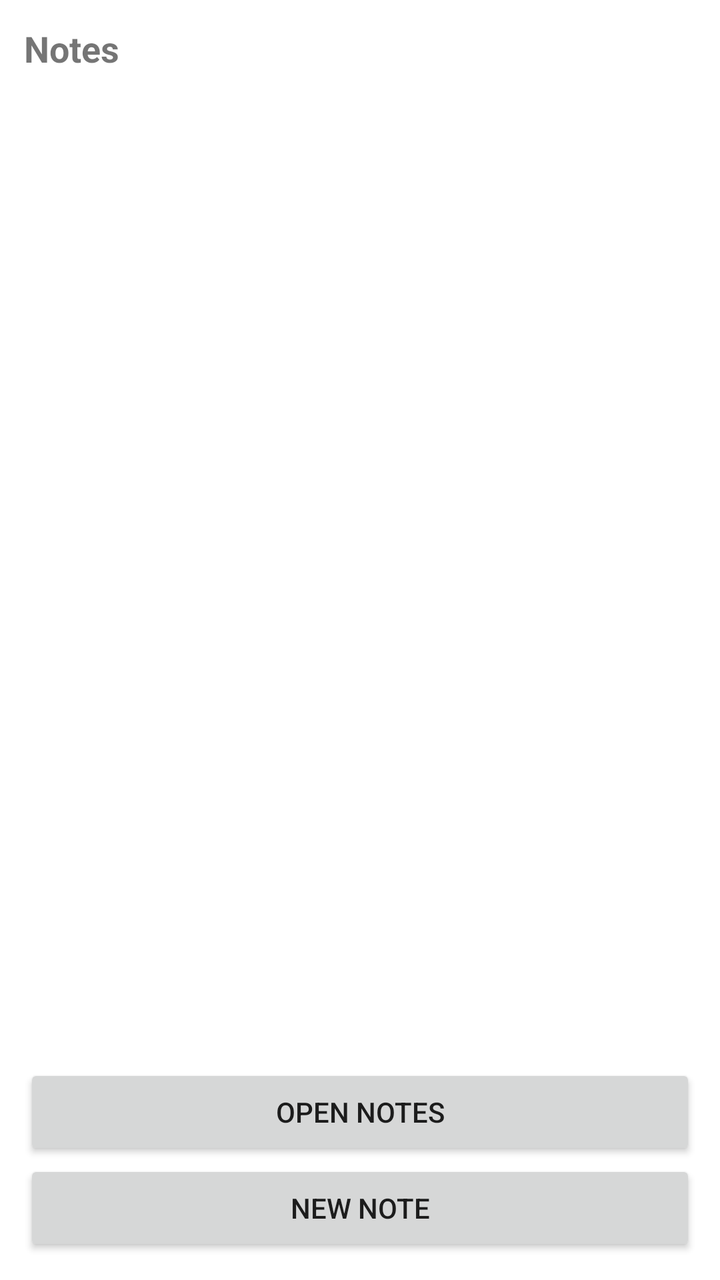
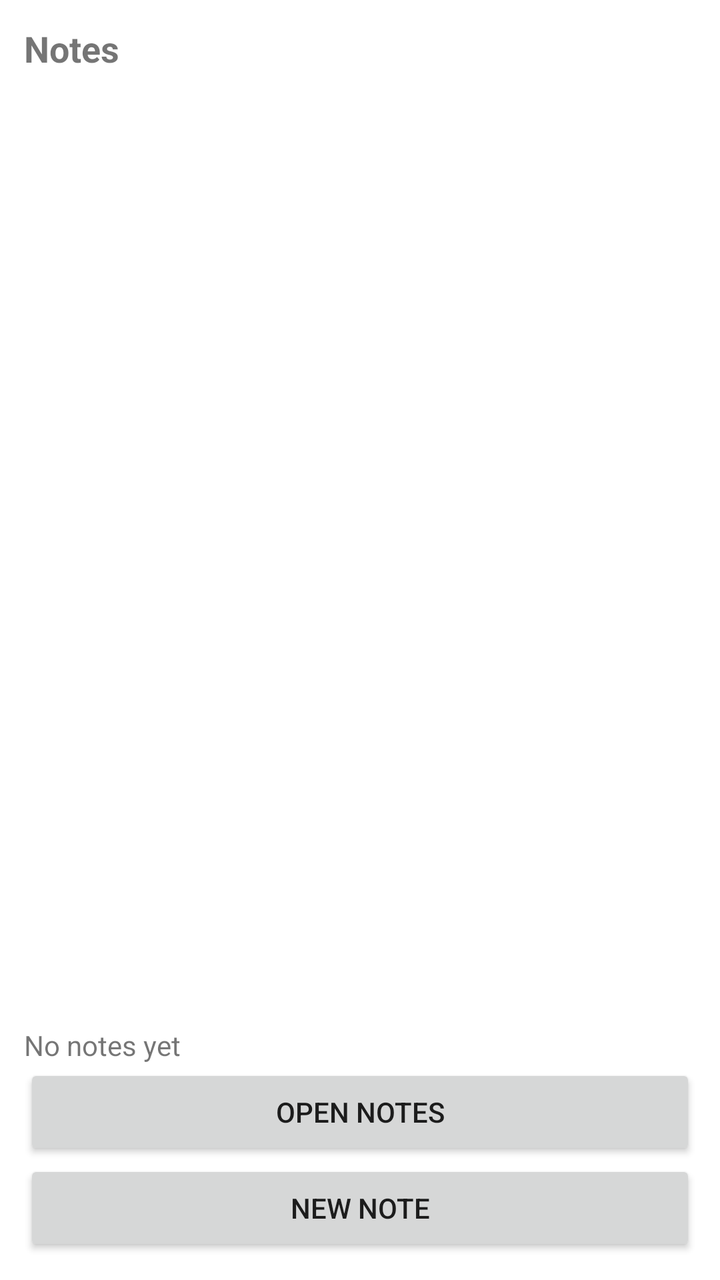

Before-and-after screenshots of an Android layout around one commit, followed by the original layout XML and the change that was made.
<!-- AndroidManifest.xml: application theme Theme.Notes -->
<!-- res/layout/widget_notes_list.xml -->
<?xml version="1.0" encoding="utf-8"?>
<LinearLayout xmlns:android="http://schemas.android.com/apk/res/android"
    android:layout_width="match_parent"
    android:layout_height="wrap_content"
    android:orientation="vertical"
    android:padding="12dp"
    android:background="#FFFFFF">
    <TextView
        android:layout_width="wrap_content"
        android:layout_height="wrap_content"
        android:text="@string/widget_title"
        android:textSize="18sp"
        android:textStyle="bold" />
    <ListView
        android:id="@+id/widget_notes_list_view"
        android:layout_width="match_parent"
        android:layout_height="0dp"
        android:layout_weight="1" />
    <Button
        android:id="@+id/widget_open_button"
        android:layout_width="match_parent"
        android:layout_height="wrap_content"
        android:text="@string/widget_open_notes" />
    <Button
        android:id="@+id/widget_new_button"
        android:layout_width="match_parent"
        android:layout_height="wrap_content"
        android:text="@string/widget_new_note" />
</LinearLayout>
<!-- resources referenced by this layout -->
<resources>
  <string name="widget_new_note">New note</string>
  <string name="widget_open_notes">Open Notes</string>
  <string name="widget_title">Notes</string>
  <style name="Theme.Notes" parent="Theme.AppCompat.Light.NoActionBar">
          <item name="colorPrimary">@color/notes_blue</item>
          <item name="android:windowLightStatusBar">true</item>
      </style>
  <color name="notes_blue">#2F6FED</color>
</resources>

<!-- the commit's change to res/layout/widget_notes_list.xml (unified diff, before → after) -->
@@ -16,6 +16,12 @@
         android:layout_width="match_parent"
         android:layout_height="0dp"
         android:layout_weight="1" />
+    <TextView
+        android:id="@+id/widget_notes_empty_view"
+        android:layout_width="match_parent"
+        android:layout_height="wrap_content"
+        android:text="@string/widget_no_notes"
+        android:textSize="14sp" />
     <Button
         android:id="@+id/widget_open_button"
         android:layout_width="match_parent"
<!-- resource entries referenced after the edit -->
@@ -1,6 +1,7 @@
 <!-- resources referenced by this layout -->
 <resources>
   <string name="widget_new_note">New note</string>
+  <string name="widget_no_notes">No notes yet</string>
   <string name="widget_open_notes">Open Notes</string>
   <string name="widget_title">Notes</string>
   <style name="Theme.Notes" parent="Theme.AppCompat.Light.NoActionBar">
